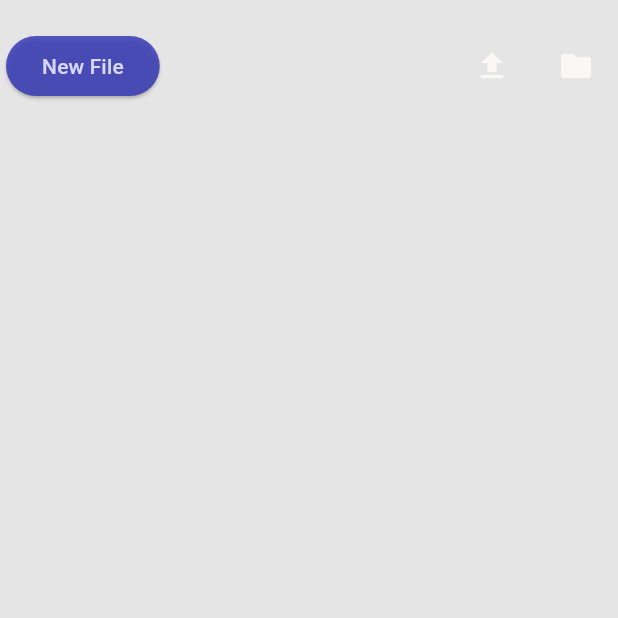
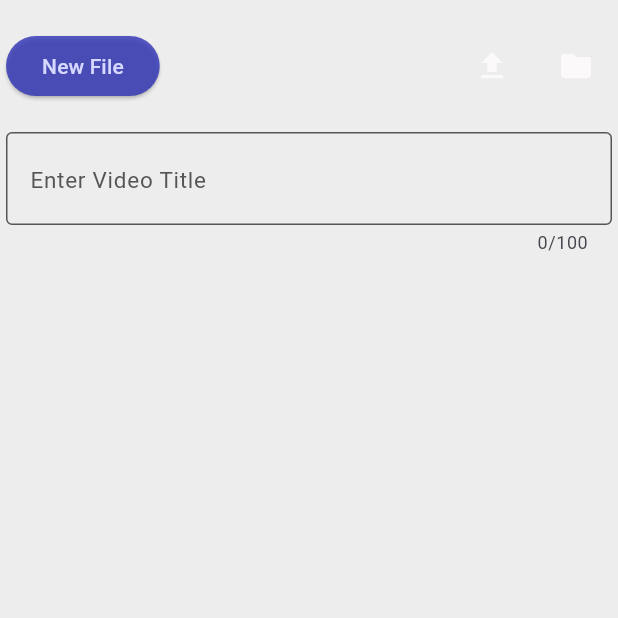
Before and after one commit to Cykeek/flutter_development, a Flutter app: the screen it shows after launch, on a phone screen of 412 x 824 dp, the top half of it. Run offline on Flutter 3.47's test engine with Material 3 defaults, Android fonts, the phone set to English and light mode, and no system bars.

Commit message:
homescreen: Add misc changes  - Add textField  - Add maxLines counter  - Add focusnode for better readability  - Add borderSide for text placeholder  - customise the color for texts , placeholder and others
Signed-off-by: Cykeek <cykeek@proton.me>

```diff
--- a/lib/screens/home_screen.dart
+++ b/lib/screens/home_screen.dart
@@ -1,4 +1,5 @@
 import 'package:demo/utils/apps_styles.dart';
+import 'package:demo/widgets/custom_textfield.dart';
 import 'package:flutter/material.dart';
 
 class HomeScreen extends StatefulWidget {
@@ -9,6 +10,8 @@ class HomeScreen extends StatefulWidget {
 }
 
 class _HomeScreenState extends State<HomeScreen> {
+  final TextEditingController titleController = TextEditingController();
+
   @override
   Widget build(BuildContext context) {
     return Scaffold(
@@ -29,14 +32,20 @@ class _HomeScreenState extends State<HomeScreen> {
                   ],
                 )
               ],
-            )
+            ),
+            const SizedBox(height: 20),
+            CustomTextField(
+                maxLength: 100,
+                maxLines: 1,
+                hintText: 'Enter Video Title',
+                controller: titleController)
           ],
         ),
       ),
     );
   }
 
-  ElevatedButton _mainButton(Function()? onPressed, String text ) {
+  ElevatedButton _mainButton(Function()? onPressed, String text) {
     return ElevatedButton(
       onPressed: onPressed,
       child: Text(text),
--- a/lib/utils/apps_styles.dart
+++ b/lib/utils/apps_styles.dart
@@ -1,8 +1,13 @@
 import 'package:flutter/material.dart';
 
 class AppTheme {
-  static const Color dark = Color(0x1E1E1E1E);
+  static const Color dark = Color(0x1E696868);
   static const Color icon = Color(0xCFFFFCFC);
   static const Color btnclr = Color(0xCF3335B8);
   static const Color text = Color(0xFFD7D8FF);
+  static const Color placeholder = Color(0xFF555555);
+  static const Color texthovered = Color(0xFF5353E6);
+
+  static const TextStyle inputstyle = TextStyle(color: text, fontSize: 20);
+  static const TextStyle hintText = TextStyle(color: placeholder, fontSize: 15);
 }
--- /dev/null
+++ b/lib/widgets/custom_textfield.dart
@@ -0,0 +1,56 @@
+import 'package:demo/utils/apps_styles.dart';
+import 'package:flutter/material.dart';
+
+class CustomTextField extends StatefulWidget {
+  final int maxLength;
+  final int? maxLines;
+  final String hintText;
+  final TextEditingController controller;
+  const CustomTextField({
+    super.key,
+  ///
+    required this.maxLength,
+    this.maxLines,
+    required this.hintText,
+    required this.controller,
+  });
+
+  @override
+  State<CustomTextField> createState() => _CustomTextFieldState();
+}
+
+class _CustomTextFieldState extends State<CustomTextField> {
+  final _focusnode = FocusNode();
+
+  @override
+  void dispose() {
+    _focusnode.dispose();
+    super.dispose();
+  }
+
+  @override
+  Widget build(BuildContext context) {
+    return TextField(
+      focusNode: _focusnode,
+      onEditingComplete:() => FocusScope.of(context).nextFocus(),
+      controller: widget.controller,
+      maxLines: widget.maxLines,
+      maxLength: widget.maxLength,
+      style: AppTheme.inputstyle,
+      decoration: InputDecoration(
+        hintStyle: AppTheme.hintText,
+        hintText: widget.hintText,
+        focusedBorder: const OutlineInputBorder(
+          borderSide: BorderSide(
+            color: AppTheme.texthovered,
+          ),
+        ),
+        enabledBorder: const OutlineInputBorder(
+          borderSide: BorderSide(
+            color: AppTheme.placeholder,
+          ),
+        )
+      )
+    );
+  }
+}
```
